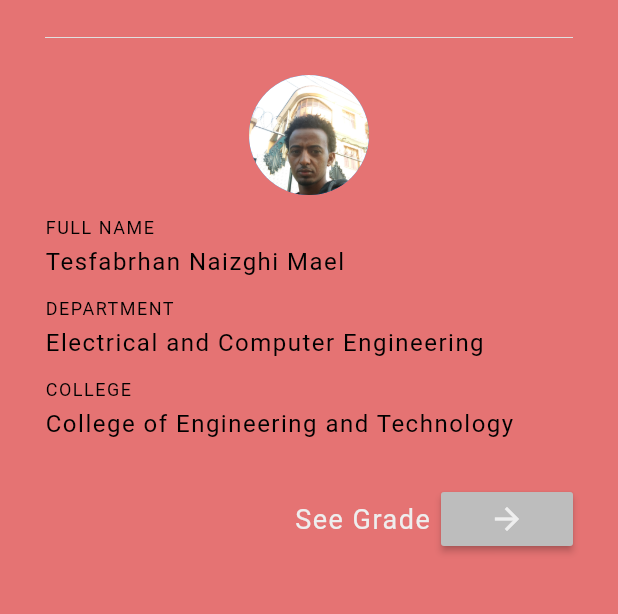
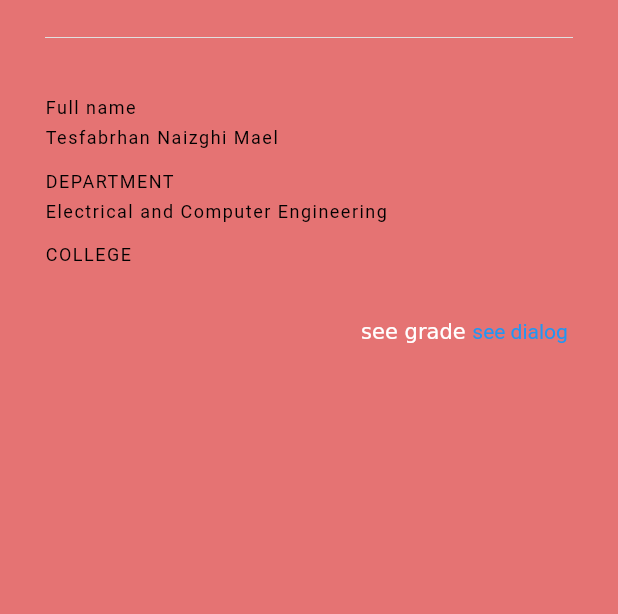
Before and after one commit to Tesfie-N/university_student_app, a Flutter app: the StudentID screen opened by its route, on a phone screen of 412 x 824 dp, the part 234-848 px from its top. Run offline on Flutter 3.47's test engine with Material 2 defaults, Android fonts, the phone set to English and light mode, and no system bars.

Commit message:
modifie for purpose of demmo

```diff
--- a/lib/pages/student_id.dart
+++ b/lib/pages/student_id.dart
@@ -1,5 +1,4 @@
-
-
+import 'package:flutter/gestures.dart';
 import 'package:flutter/material.dart';
 
 class StudentID extends StatefulWidget {
@@ -10,15 +9,15 @@ class StudentID extends StatefulWidget {
 class _StudentIDState extends State<StudentID> {
   @override
   Widget build(BuildContext context) {
-    return Scaffold(
+    return SafeArea(
+      child: Scaffold(
         backgroundColor: Colors.red[300],
         appBar: AppBar(
           backgroundColor: Colors.redAccent,
           title: Text('STUDENT ID'),
           centerTitle: true,
         ),
-
-      body: Padding(
+        body: Container(
           padding: EdgeInsets.fromLTRB(30.0, 40.0, 30.0, 0),
           child: Column(
             crossAxisAlignment: CrossAxisAlignment.start,
@@ -40,99 +39,79 @@ class _StudentIDState extends State<StudentID> {
                   ),
                 ],
               ),
-
               Divider(
                 color: Colors.grey[300],
                 height: 50.0,
               ),
-            Center(
-              child: CircleAvatar(
-                backgroundImage: AssetImage('assets/tesfie.jpg'),
-                radius: 40.0,
+              _buildText(text: 'Full name', sizedBoxHeight: 15),
+              _buildText(text: 'Tesfabrhan Naizghi Mael', sizedBoxHeight: 6),
+              _buildText(text: 'DEPARTMENT', sizedBoxHeight: 15),
+              _buildText(
+                  text: 'Electrical and Computer Engineering',
+                  sizedBoxHeight: 6),
+              _buildText(text: 'COLLEGE', sizedBoxHeight: 15),
+              SizedBox(height: 36.0),
+              Align(
+                alignment: Alignment.bottomRight,
+                child: RichText(
+                  text: TextSpan(
+                    children: [
+                      TextSpan(
+                          text: "see grade ",
+                          recognizer: TapGestureRecognizer()
+                            ..onTap = () => Navigator.push(
+                                context,
+                                MaterialPageRoute(
+                                    builder: (context) => SecondScreen()))),
+                      TextSpan(
+                          text: "see dialog ",
+                          style: TextStyle(color: Colors.blue),
+                          recognizer: TapGestureRecognizer()
+                            ..onTap = () => showDialog(
+                                  context: context,
+                                  builder: (context) => AlertDialog(
+                                    title: Text('I am dialog'),
+                                    content: Text('hello kabbe'),
+                                    actions: [
+                                      IconButton(
+                                          icon: Icon(Icons.cancel),
+                                          onPressed: () =>
+                                              Navigator.of(context).pop()),
+                                      IconButton(
+                                          icon: Icon(Icons.confirmation_num),
+                                          onPressed: () {
+                                            // TODO:
+                                          })
+                                    ],
+                                  ),
+                                )),
+                    ],
                   ),
                 ),
-            SizedBox(height: 15.0),
-            Text(
-                'FULL NAME',
-                style: TextStyle(
-                    color: Colors.black,
-                    letterSpacing: 1.0,
-                    fontSize: 12
-                )
-            ),
-            SizedBox(height: 6.0),
-            Text(
-                'Tesfabrhan Naizghi Mael',
-                style: TextStyle(
-                    color: Colors.black,
-                    letterSpacing: 1.0,
-                    fontSize: 16
-                )
-            ),
-            SizedBox(height: 15.0),
-            Text(
-                'DEPARTMENT',
-                style: TextStyle(
-                    color: Colors.black,
-                    letterSpacing: 1.0,
-                    fontSize: 12
-                )
-            ),
-            SizedBox(height: 6.0),
-            Text(
-                'Electrical and Computer Engineering',
-                style: TextStyle(
-                    color: Colors.black,
-                    letterSpacing: 1.0,
-                    fontSize: 16
-                )
-            ),
-            SizedBox(height: 15.0),
-            Text(
-                'COLLEGE',
-                style: TextStyle(
-                    color: Colors.black,
-                    letterSpacing: 1.0,
-                    fontSize: 12
-                )
-            ),
-            SizedBox(height: 6.0),
-            Text(
-                'College of Engineering and Technology',
-                style: TextStyle(
-                    color: Colors.black,
-                    letterSpacing: 1.0,
-                    fontSize: 16
-                )
-            ),
-            SizedBox(height: 30.0),
-
-            Row(
-              mainAxisAlignment: MainAxisAlignment.end,
-              children: [
-                Text(
-                  'See Grade',
-                  style: TextStyle(
-                    color: Colors.grey[200],
-                    fontSize: 18.0,
-                    letterSpacing: 1.0,
-                  ),
-                ),
-                SizedBox(width: 7.0),
-                RaisedButton(
-                  color: Colors.grey[400],
-                  child: Icon(Icons.arrow_forward,
-                    color: Colors.grey[200],
-                  ),
-                  onPressed: () {
-                    Navigator.pushNamed(context, '/yearspage');
-                  },
               )
             ],
           ),
-          ],
         ),
       ),
     );
   }
+
+  // @required reminds us to pass argument on compilation time
+  Column _buildText({@required String text, double sizedBoxHeight = 6}) {
+    return Column(
+      children: [
+        SizedBox(height: sizedBoxHeight),
+        Text(text,
+            style: TextStyle(
+                color: Colors.black, letterSpacing: 1.0, fontSize: 12)),
+      ],
+    );
   }
+}
+
+class SecondScreen extends StatelessWidget {
+  @override
+  Widget build(BuildContext context) {
+    return Scaffold(body: Center(child: Text('Did u say grade i am great')));
+  }
+}
```
Also changed, not shown: lib/main.dart (+7 -21 lines), lib/pages/grades/year_one/year_one_semester_one.dart (deleted, +0 -67 lines), lib/pages/grades/year_one/year_one_semester_two.dart (deleted, +0 -67 lines), lib/pages/grades/year_three/year_three_semester_one.dart (deleted, +0 -67 lines), lib/pages/grades/year_three/year_three_semester_two.dart (deleted, +0 -67 lines), lib/pages/grades/year_two/year_two_semester_one.dart (deleted, +0 -67 lines), lib/pages/grades/year_two/year_two_semester_two.dart (deleted, +0 -67 lines), lib/pages/grades/years_page.dart (deleted, +0 -79 lines), lib/pages/login.dart (+33 -12 lines), pubspec.yaml (+6 -5 lines), pubspec.lock. Lines whose indentation alone changed are shown as unchanged.
